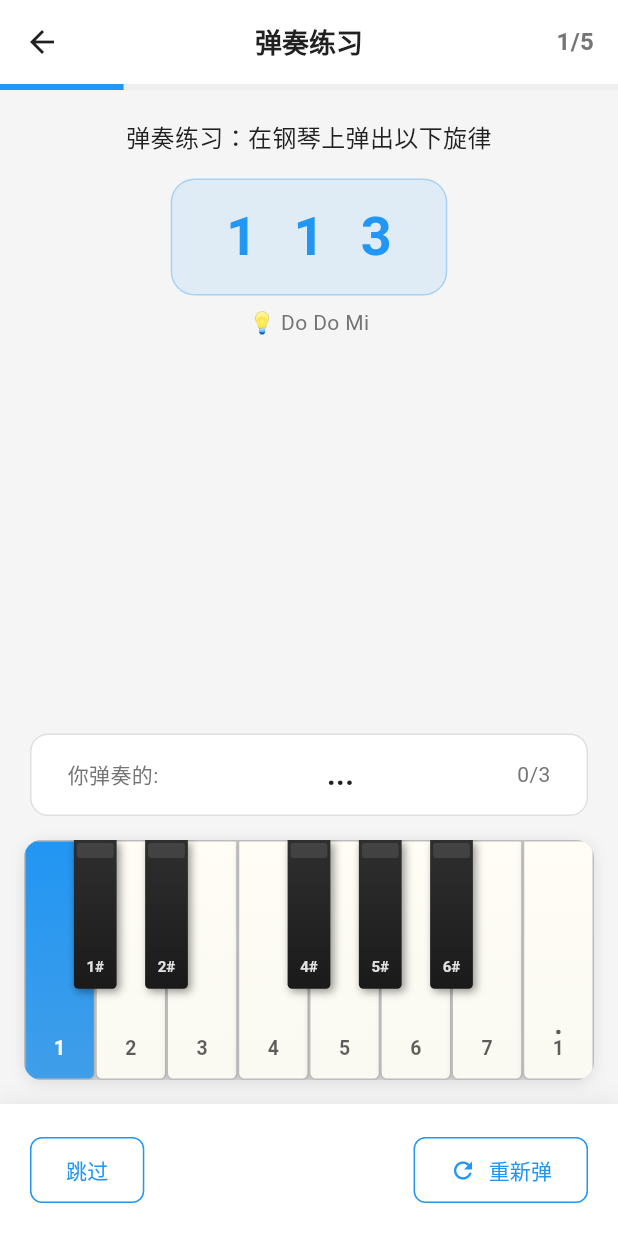
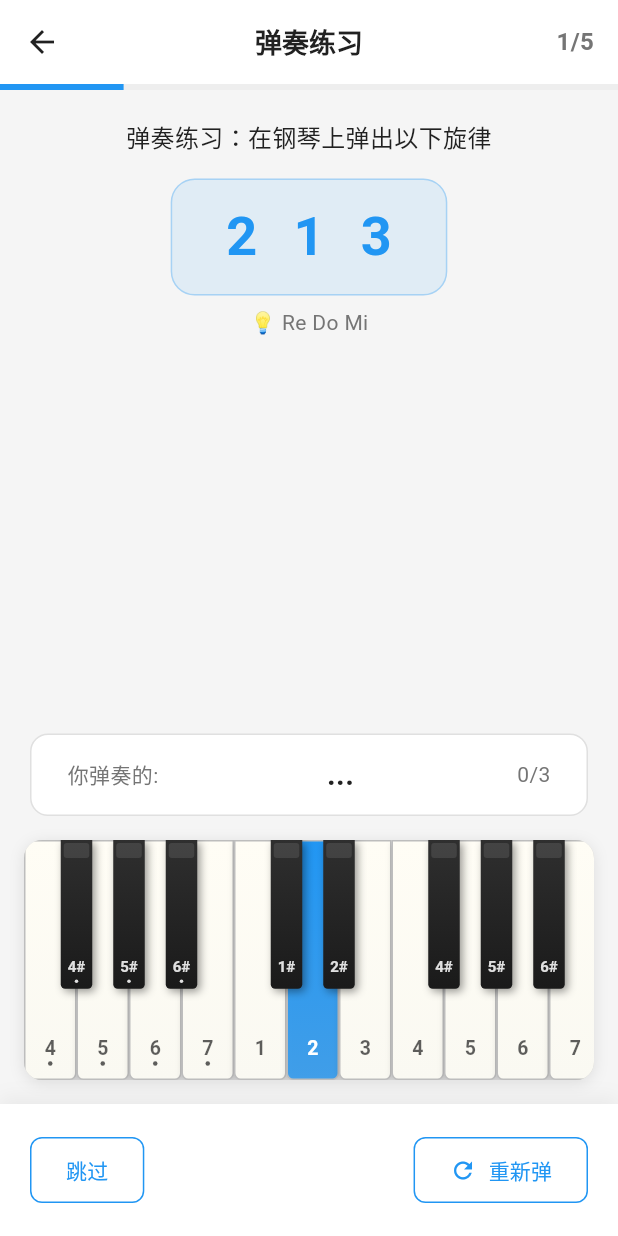
Before and after one commit to ayxworxfr/musiclab, a Flutter app: the PianoPracticePage screen opened by its route, after a tap on "入门 - 3音旋律", on a phone screen of 412 x 824 dp. Run offline on Flutter 3.47's test engine with Material 3 defaults, Android fonts, the phone set to English and light mode, and no system bars; our stand-ins replace cached_network_image, dio, flutter_markdown, flutter_screenutil, get, hive_flutter and 4 more; accounts and stored records are empty.

Commit message:
feat: 旋律题库

```diff
--- a/lib/features/practice/services/question_generator.dart
+++ b/lib/features/practice/services/question_generator.dart
@@ -271,11 +271,16 @@
   /// 根据难度获取旋律片段
   List<Map<String, dynamic>> _getMelodiesForDifficulty(int difficulty) {
     if (difficulty == 1) {
-      // 入门 - 3音旋律（15个）
+      // 入门 - 3音旋律（18个，包含经典片段开头）
       return [
+        // 经典片段开头
+        {'notes': [60, 60, 67], 'jianpu': _notesToJianpuString([60, 60, 67]), 'hint': '小星星开头'},
+        {'notes': [60, 60, 62], 'jianpu': _notesToJianpuString([60, 60, 62]), 'hint': '生日快乐开头'},
+        {'notes': [60, 64, 67], 'jianpu': _notesToJianpuString([60, 64, 67]), 'hint': 'Do Mi Sol'},
+        {'notes': [72, 71, 69], 'jianpu': _notesToJianpuString([72, 71, 69]), 'hint': '卡农开头'},
+        // 基础练习
         {'notes': [60, 62, 64], 'jianpu': _notesToJianpuString([60, 62, 64]), 'hint': 'Do Re Mi'},
         {'notes': [64, 62, 60], 'jianpu': _notesToJianpuString([64, 62, 60]), 'hint': 'Mi Re Do'},
-        {'notes': [60, 64, 67], 'jianpu': _notesToJianpuString([60, 64, 67]), 'hint': 'Do Mi Sol'},
         {'notes': [67, 64, 60], 'jianpu': _notesToJianpuString([67, 64, 60]), 'hint': 'Sol Mi Do'},
         {'notes': [62, 64, 65], 'jianpu': _notesToJianpuString([62, 64, 65]), 'hint': 'Re Mi Fa'},
         {'notes': [65, 64, 62], 'jianpu': _notesToJianpuString([65, 64, 62]), 'hint': 'Fa Mi Re'},
@@ -290,9 +295,14 @@
         {'notes': [64, 67, 65], 'jianpu': _notesToJianpuString([64, 67, 65]), 'hint': 'Mi Sol Fa'},
       ];
     } else if (difficulty == 2) {
-      // 初级 - 4音旋律（20个）
+      // 初级 - 4音旋律（20个，包含经典片段）
       return [
         {'notes': [60, 60, 67, 67], 'jianpu': _notesToJianpuString([60, 60, 67, 67]), 'hint': '小星星开头'},
+        {'notes': [60, 60, 62, 60], 'jianpu': _notesToJianpuString([60, 60, 62, 60]), 'hint': '生日快乐开头'},
+        {'notes': [72, 71, 69, 71], 'jianpu': _notesToJianpuString([72, 71, 69, 71]), 'hint': '卡农片段1'},
+        {'notes': [72, 67, 64, 67], 'jianpu': _notesToJianpuString([72, 67, 64, 67]), 'hint': '卡农片段2'},
+        {'notes': [60, 64, 67, 72], 'jianpu': _notesToJianpuString([60, 64, 67, 72]), 'hint': '天空之城片段'},
+        {'notes': [64, 67, 72, 76], 'jianpu': _notesToJianpuString([64, 67, 72, 76]), 'hint': 'Flower Dance片段'},
         {'notes': [67, 65, 64, 62], 'jianpu': _notesToJianpuString([67, 65, 64, 62]), 'hint': '下行音阶'},
         {'notes': [60, 62, 64, 65], 'jianpu': _notesToJianpuString([60, 62, 64, 65]), 'hint': '上行四音'},
         {'notes': [65, 64, 62, 60], 'jianpu': _notesToJianpuString([65, 64, 62, 60]), 'hint': '下行四音'},
@@ -306,18 +316,39 @@
         {'notes': [64, 64, 67, 67], 'jianpu': _notesToJianpuString([64, 64, 67, 67]), 'hint': 'Mi Mi Sol Sol'},
         {'notes': [62, 64, 65, 67], 'jianpu': _notesToJianpuString([62, 64, 65, 67]), 'hint': 'Re Mi Fa Sol'},
         {'notes': [65, 67, 64, 62], 'jianpu': _notesToJianpuString([65, 67, 64, 62]), 'hint': 'Fa Sol Mi Re'},
-        {'notes': [60, 64, 65, 67], 'jianpu': _notesToJianpuString([60, 64, 65, 67]), 'hint': 'Do Mi Fa Sol'},
-        {'notes': [67, 64, 65, 62], 'jianpu': _notesToJianpuString([67, 64, 65, 62]), 'hint': 'Sol Mi Fa Re'},
-        {'notes': [64, 62, 60, 64], 'jianpu': _notesToJianpuString([64, 62, 60, 64]), 'hint': 'Mi Re Do Mi'},
         {'notes': [60, 67, 64, 62], 'jianpu': _notesToJianpuString([60, 67, 64, 62]), 'hint': 'Do Sol Mi Re'},
         {'notes': [62, 60, 64, 67], 'jianpu': _notesToJianpuString([62, 60, 64, 67]), 'hint': 'Re Do Mi Sol'},
         {'notes': [65, 64, 67, 65], 'jianpu': _notesToJianpuString([65, 64, 67, 65]), 'hint': 'Fa Mi Sol Fa'},
       ];
     } else {
-      // 中级 - 8音旋律（25个）
+      // 中级 - 8音旋律（30个，包含更多经典片段）
       return [
+        // 经典音乐片段
         {'notes': [60, 60, 67, 67, 69, 69, 67], 'jianpu': _notesToJianpuString([60, 60, 67, 67, 69, 69, 67]), 'hint': '小星星第一句'},
         {'notes': [64, 64, 65, 67, 67, 65, 64, 62], 'jianpu': _notesToJianpuString([64, 64, 65, 67, 67, 65, 64, 62]), 'hint': '欢乐颂第一句'},
+        {'notes': [60, 60, 62, 60, 65, 64, 62, 60], 'jianpu': _notesToJianpuString([60, 60, 62, 60, 65, 64, 62, 60]), 'hint': '生日快乐歌'},
+        // 卡农片段（多个）
+        {'notes': [72, 71, 69, 71, 72, 71, 69, 67], 'jianpu': _notesToJianpuString([72, 71, 69, 71, 72, 71, 69, 67]), 'hint': '卡农片段1'},
+        {'notes': [72, 67, 64, 67, 72, 67, 64, 67], 'jianpu': _notesToJianpuString([72, 67, 64, 67, 72, 67, 64, 67]), 'hint': '卡农片段2'},
+        {'notes': [69, 64, 65, 64, 65, 64, 65, 67], 'jianpu': _notesToJianpuString([69, 64, 65, 64, 65, 64, 65, 67]), 'hint': '卡农片段3'},
+        {'notes': [65, 64, 65, 67, 69, 67, 65, 64], 'jianpu': _notesToJianpuString([65, 64, 65, 67, 69, 67, 65, 64]), 'hint': '卡农片段4'},
+        {'notes': [69, 67, 65, 64, 65, 67, 69, 71], 'jianpu': _notesToJianpuString([69, 67, 65, 64, 65, 67, 69, 71]), 'hint': '卡农片段5'},
+        // 天空之城
+        {'notes': [60, 64, 67, 72, 71, 69, 67, 64], 'jianpu': _notesToJianpuString([60, 64, 67, 72, 71, 69, 67, 64]), 'hint': '天空之城片段1'},
+        {'notes': [67, 64, 60, 64, 67, 69, 71, 72], 'jianpu': _notesToJianpuString([67, 64, 60, 64, 67, 69, 71, 72]), 'hint': '天空之城片段2'},
+        {'notes': [72, 71, 69, 67, 64, 67, 69, 71], 'jianpu': _notesToJianpuString([72, 71, 69, 67, 64, 67, 69, 71]), 'hint': '天空之城片段3'},
+        // 克罗地亚狂想曲
+        {'notes': [60, 64, 67, 72, 76, 72, 67, 64], 'jianpu': _notesToJianpuString([60, 64, 67, 72, 76, 72, 67, 64]), 'hint': '克罗地亚狂想曲片段1'},
+        {'notes': [67, 72, 76, 79, 76, 72, 67, 64], 'jianpu': _notesToJianpuString([67, 72, 76, 79, 76, 72, 67, 64]), 'hint': '克罗地亚狂想曲片段2'},
+        {'notes': [64, 67, 72, 76, 79, 84, 79, 76], 'jianpu': _notesToJianpuString([64, 67, 72, 76, 79, 84, 79, 76]), 'hint': '克罗地亚狂想曲片段3'},
+        // Flower Dance
+        {'notes': [60, 64, 67, 72, 76, 72, 67, 64], 'jianpu': _notesToJianpuString([60, 64, 67, 72, 76, 72, 67, 64]), 'hint': 'Flower Dance片段1'},
+        {'notes': [64, 67, 72, 76, 79, 76, 72, 67], 'jianpu': _notesToJianpuString([64, 67, 72, 76, 79, 76, 72, 67]), 'hint': 'Flower Dance片段2'},
+        {'notes': [72, 76, 79, 84, 79, 76, 72, 67], 'jianpu': _notesToJianpuString([72, 76, 79, 84, 79, 76, 72, 67]), 'hint': 'Flower Dance片段3'},
+        {'notes': [84, 79, 76, 72, 79, 76, 72, 67], 'jianpu': _notesToJianpuString([84, 79, 76, 72, 79, 76, 72, 67]), 'hint': 'Flower Dance片段4'},
+        // 其他经典
+        {'notes': [64, 68, 71, 68, 71, 72, 71, 68], 'jianpu': _notesToJianpuString([64, 68, 71, 68, 71, 72, 71, 68]), 'hint': '致爱丽丝片段'},
+        // 练习旋律
         {'notes': [60, 62, 64, 65, 67, 65, 64, 62], 'jianpu': _notesToJianpuString([60, 62, 64, 65, 67, 65, 64, 62]), 'hint': '上行下行'},
         {'notes': [67, 69, 71, 72, 71, 69, 67], 'jianpu': _notesToJianpuString([67, 69, 71, 72, 71, 69, 67]), 'hint': '高音上行下行'},
         {'notes': [60, 64, 67, 64, 67, 69, 67, 64], 'jianpu': _notesToJianpuString([60, 64, 67, 64, 67, 69, 67, 64]), 'hint': '和弦分解'},
--- a/lib/features/practice/views/piano_practice_page.dart
+++ b/lib/features/practice/views/piano_practice_page.dart
@@ -440,6 +440,26 @@
     final targetNotes = question.content.notes ?? [];
     final audioService = Get.find<AudioService>();
 
+    // 动态计算需要的 MIDI 范围
+    int startMidi = 60;  // 默认 C4
+    int endMidi = 72;    // 默认 C5
+
+    if (targetNotes.isNotEmpty) {
+      final minNote = targetNotes.reduce((a, b) => a < b ? a : b);
+      final maxNote = targetNotes.reduce((a, b) => a > b ? a : b);
+
+      // 扩展范围，确保包含所有音符，并留出一些缓冲
+      startMidi = (minNote - 7).clamp(48, 84);  // 至少向下扩展一个五度
+      endMidi = (maxNote + 7).clamp(48, 84);    // 至少向上扩展一个五度
+
+      // 确保至少显示一个完整的八度
+      if (endMidi - startMidi < 12) {
+        final center = (startMidi + endMidi) ~/ 2;
+        startMidi = (center - 6).clamp(48, 84);
+        endMidi = (center + 6).clamp(48, 84);
+      }
+    }
+
     // 使用与乐谱页面一致的主题
     final renderTheme = isDark ? RenderTheme.dark() : const RenderTheme();
     final config = RenderConfig(
@@ -471,33 +491,51 @@
           ],
         ),
         clipBehavior: Clip.antiAlias,
-        child: GestureDetector(
-          onTapDown: (details) => _handlePianoTap(details, config, targetNotes, audioService),
-          onPanStart: (details) => _handlePianoTap(details, config, targetNotes, audioService),
-          onPanUpdate: (details) => _handlePianoTap(details, config, targetNotes, audioService),
         child: LayoutBuilder(
           builder: (context, constraints) {
-              return CustomPaint(
-                size: Size(constraints.maxWidth, 160),
+            // 计算钢琴实际宽度
+            var whiteKeyCount = 0;
+            for (var midi = startMidi; midi <= endMidi; midi++) {
+              if (!_isBlackKey(midi)) whiteKeyCount++;
+            }
+            final minWhiteKeyWidth = 35.0;
+            final pianoWidth = whiteKeyCount * minWhiteKeyWidth;
+            final needsScroll = pianoWidth > constraints.maxWidth;
+            final displayWidth = needsScroll ? pianoWidth : constraints.maxWidth;
+
+            return GestureDetector(
+              onTapDown: (details) => _handlePianoTap(details, config, targetNotes, audioService, startMidi, endMidi, displayWidth),
+              onPanStart: (details) => _handlePianoTap(details, config, targetNotes, audioService, startMidi, endMidi, displayWidth),
+              onPanUpdate: (details) => _handlePianoTap(details, config, targetNotes, audioService, startMidi, endMidi, displayWidth),
+              child: SingleChildScrollView(
+                scrollDirection: Axis.horizontal,
+                child: CustomPaint(
+                  size: Size(displayWidth, 160),
                   painter: PianoKeyboardPainter(
-                  startMidi: 60,
-                  endMidi: 72,
+                    startMidi: startMidi,
+                    endMidi: endMidi,
                     config: config,
                     highlightedNotes: highlightNotes,
                     showLabels: true,
                     labelType: 'jianpu',
                   ),
+                ),
+              ),
             );
           },
-          ),
         ),
       );
     });
   }
 
+  bool _isBlackKey(int midi) {
+    const blackKeys = [1, 3, 6, 8, 10];
+    return blackKeys.contains(midi % 12);
+  }
+
   int? _lastPlayedMidi;
 
-  void _handlePianoTap(dynamic details, RenderConfig config, List<int> targetNotes, AudioService audioService) {
+  void _handlePianoTap(dynamic details, RenderConfig config, List<int> targetNotes, AudioService audioService, int startMidi, int endMidi, double pianoWidth) {
     if (controller.hasAnswered.value) return;
 
     final position = details is TapDownDetails
@@ -505,14 +543,12 @@
         : (details as DragStartDetails).localPosition;
 
     final painter = PianoKeyboardPainter(
-      startMidi: 60,
-      endMidi: 72,
+      startMidi: startMidi,
+      endMidi: endMidi,
       config: config,
     );
 
-    // 假设宽度为屏幕宽度减去边距
-    final width = Get.width - 32;
-    final midi = painter.findKeyAtPosition(position, Size(width, 160));
+    final midi = painter.findKeyAtPosition(position, Size(pianoWidth, 160));
 
     if (midi != null && midi != _lastPlayedMidi) {
       _lastPlayedMidi = midi;
```
Lines whose indentation alone changed are shown as unchanged.
